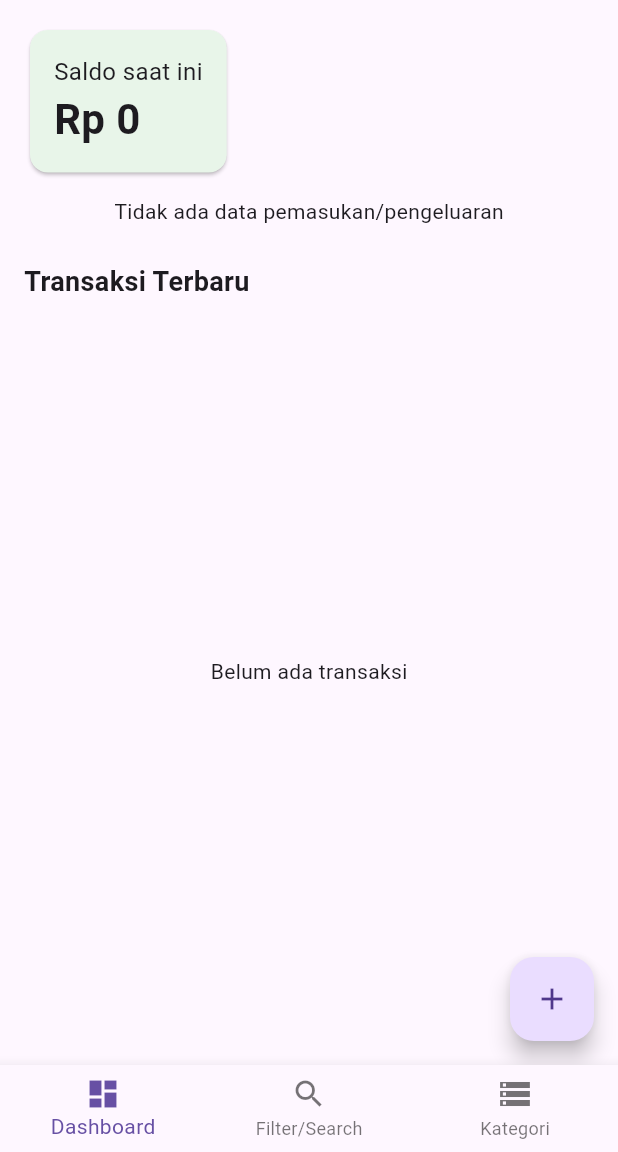
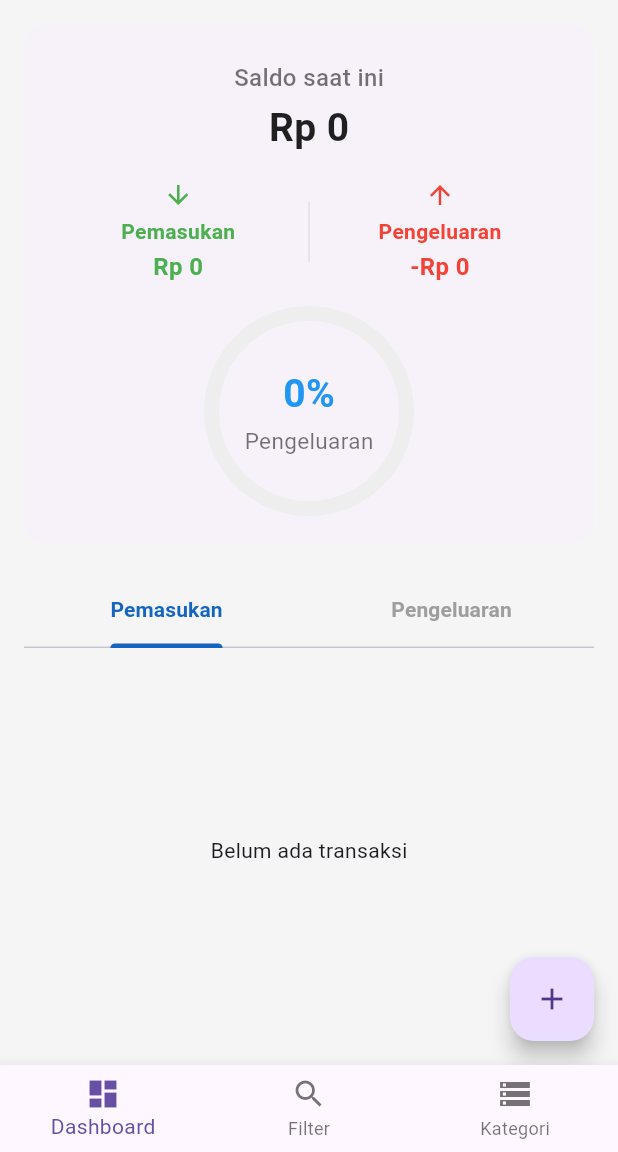
Before and after one commit to fadhilarahmadani/moneymate_project, a Flutter app: the screen it shows after launch, on a phone screen of 412 x 824 dp, the part 84-1236 px from its top. Run offline on Flutter 3.47's test engine with Material 3 defaults, Android fonts, the phone set to English and light mode, and no system bars; our stand-ins replace fl_chart, sqflite; accounts and stored records are empty.

Commit message:
update again again

```diff
--- a/lib/constants/expense_categories.dart
+++ /dev/null
@@ -1,8 +0,0 @@
-List<String> expenseCategories = [
-  'Makanan & Minuman',
-  'Transportasi',
-  'Hiburan',
-  'Pendidikan',
-  'Belanja',
-  'Lainnya',
-];
--- a/lib/screens/dashboard_screen.dart
+++ b/lib/screens/dashboard_screen.dart
@@ -1,6 +1,5 @@
 import 'package:flutter/material.dart';
 import 'package:intl/intl.dart';
-import 'package:fl_chart/fl_chart.dart';
 import '../models/transaction.dart';
 import '../db/database_helper.dart';
 import 'add_transaction_screen.dart';
@@ -18,13 +17,22 @@
   State<DashboardScreen> createState() => _DashboardScreenState();
 }
 
-class _DashboardScreenState extends State<DashboardScreen> {
+class _DashboardScreenState extends State<DashboardScreen>
+    with SingleTickerProviderStateMixin {
   List<TransactionModel> transactions = [];
+  late TabController _tabController;
 
   @override
   void initState() {
     super.initState();
     _loadTransactions();
+    _tabController = TabController(length: 2, vsync: this);
+  }
+
+  @override
+  void dispose() {
+    _tabController.dispose();
+    super.dispose();
   }
 
   Future<void> _loadTransactions() async {
@@ -35,12 +43,20 @@
     });
   }
 
-  double get balance {
-    double sum = 0;
-    for (var t in transactions) {
-      sum += t.isPemasukan ? t.nominal : -t.nominal;
-    }
-    return sum;
+  double get pemasukan => transactions
+      .where((t) => t.isPemasukan)
+      .fold(0.0, (sum, t) => sum + t.nominal);
+
+  double get pengeluaran => transactions
+      .where((t) => !t.isPemasukan)
+      .fold(0.0, (sum, t) => sum + t.nominal);
+
+  double get balance => pemasukan - pengeluaran;
+
+  double get pengeluaranPercent {
+    final total = pemasukan + pengeluaran;
+    if (total == 0) return 0.0;
+    return pengeluaran / total;
   }
 
   Future<void> _addNewTransaction(TransactionModel newTransaction) async {
@@ -85,129 +101,178 @@
     }
   }
 
-  Widget buildIncomeExpensePieChart(List<TransactionModel> transactions) {
-    double pemasukan = 0;
-    double pengeluaran = 0;
-
-    for (var tr in transactions) {
-      if (tr.isPemasukan) {
-        pemasukan += tr.nominal;
-      } else {
-        pengeluaran += tr.nominal;
-      }
-    }
-
-    if (pemasukan == 0 && pengeluaran == 0) {
-      return const Padding(
-        padding: EdgeInsets.only(top: 12.0, bottom: 16),
-        child: Center(child: Text('Tidak ada data pemasukan/pengeluaran')),
-      );
-    }
-
-    final total = pemasukan + pengeluaran;
-    final sections = <PieChartSectionData>[
-      if (pemasukan > 0)
-        PieChartSectionData(
+  Widget _buildSummaryCard() {
+    return Card(
+      elevation: 0,
+      margin: EdgeInsets.zero,
+      shape: RoundedRectangleBorder(borderRadius: BorderRadius.circular(16)),
+      child: Padding(
+        padding: const EdgeInsets.symmetric(vertical: 24, horizontal: 16),
+        child: Column(
+          children: [
+            const Text(
+              'Saldo saat ini',
+              style: TextStyle(
+                fontSize: 16,
+                color: Colors.black54,
+                fontWeight: FontWeight.w500,
+              ),
+            ),
+            const SizedBox(height: 4),
+            Text(
+              currencyFormat.format(balance),
+              style: const TextStyle(
+                fontSize: 26,
+                fontWeight: FontWeight.bold,
+                color: Colors.black87,
+              ),
+            ),
+            const SizedBox(height: 16),
+            Row(
+              children: [
+                Expanded(
+                  child: Column(
+                    children: [
+                      Icon(Icons.arrow_downward, color: Colors.green, size: 20),
+                      const SizedBox(height: 4),
+                      const Text(
+                        'Pemasukan',
+                        style: TextStyle(
+                            color: Colors.green, fontWeight: FontWeight.w600),
+                      ),
+                      const SizedBox(height: 2),
+                      Text(
+                        currencyFormat.format(pemasukan),
+                        style: const TextStyle(
                             color: Colors.green,
-          value: pemasukan,
-          title: 'Pemasukan\n${(pemasukan / total * 100).toStringAsFixed(1)}%',
-          radius: 55,
-          titleStyle: const TextStyle(fontSize: 13, color: Colors.white, fontWeight: FontWeight.bold),
+                            fontSize: 16,
+                            fontWeight: FontWeight.bold),
                       ),
-      if (pengeluaran > 0)
-        PieChartSectionData(
+                    ],
+                  ),
+                ),
+                Container(height: 40, width: 1, color: Colors.grey[300]),
+                Expanded(
+                  child: Column(
+                    children: [
+                      Icon(Icons.arrow_upward, color: Colors.red, size: 20),
+                      const SizedBox(height: 4),
+                      const Text(
+                        'Pengeluaran',
+                        style: TextStyle(
+                            color: Colors.red, fontWeight: FontWeight.w600),
+                      ),
+                      const SizedBox(height: 2),
+                      Text(
+                        '-${currencyFormat.format(pengeluaran)}',
+                        style: const TextStyle(
                             color: Colors.red,
-          value: pengeluaran,
-          title: 'Pengeluaran\n${(pengeluaran / total * 100).toStringAsFixed(1)}%',
-          radius: 55,
-          titleStyle: const TextStyle(fontSize: 13, color: Colors.white, fontWeight: FontWeight.bold),
+                            fontSize: 16,
+                            fontWeight: FontWeight.bold),
                       ),
-    ];
-
-    return Padding(
-      padding: const EdgeInsets.symmetric(vertical: 16.0),
-      child: SizedBox(
-        height: 180,
-        child: PieChart(
-          PieChartData(
-            sections: sections,
-            sectionsSpace: 3,
-            centerSpaceRadius: 32,
+                    ],
                   ),
+                ),
+              ],
+            ),
+            const SizedBox(height: 20),
+            // Circular progress pengeluaran
+            SizedBox(
+              height: 130,
+              width: 130,
+              child: Stack(
+                fit: StackFit.expand,
+                children: [
+                  CircularProgressIndicator(
+                    value: pengeluaranPercent,
+                    strokeWidth: 10,
+                    backgroundColor: Colors.grey[200],
+                    valueColor:
+                        AlwaysStoppedAnimation<Color>(Colors.blue[700]!),
+                  ),
+                  Center(
+                    child: Column(
+                      mainAxisAlignment: MainAxisAlignment.center,
+                      children: [
+                        Text(
+                          "${(pengeluaranPercent * 100).round()}%",
+                          style: const TextStyle(
+                              fontSize: 26,
+                              color: Colors.blue,
+                              fontWeight: FontWeight.bold),
+                        ),
+                        const SizedBox(height: 2),
+                        const Text(
+                          "Pengeluaran",
+                          style: TextStyle(color: Colors.black54, fontSize: 15),
+                        )
+                      ],
+                    ),
+                  ),
+                ],
+              ),
+            )
+          ],
         ),
       ),
     );
   }
 
-  @override
-  Widget build(BuildContext context) {
-    return Scaffold(
-      appBar: AppBar(title: const Text('MoneyMate')),
-      body: Padding(
-        padding: const EdgeInsets.all(16.0),
-        child: Column(
-          crossAxisAlignment: CrossAxisAlignment.start,
-          children: [
-            Card(
-              color: Colors.green[50],
-              child: Padding(
-                padding: const EdgeInsets.all(16.0),
-                child: Column(
-                  crossAxisAlignment: CrossAxisAlignment.start,
-                  children: [
-                    const Text(
-                      'Saldo saat ini',
-                      style: TextStyle(fontSize: 16),
-                    ),
-                    Text(
-                      currencyFormat.format(balance),
-                      style: const TextStyle(
-                        fontSize: 28,
-                        fontWeight: FontWeight.bold,
+  Widget _buildTabBar() {
+    return TabBar(
+      controller: _tabController,
+      labelColor: Colors.blue[800],
+      unselectedLabelColor: Colors.grey,
+      indicatorColor: Colors.blue[800],
+      indicatorWeight: 3,
+      labelStyle: const TextStyle(fontWeight: FontWeight.bold),
+      tabs: const [
+        Tab(text: "Pemasukan"),
+        Tab(text: "Pengeluaran"),
+      ],
+    );
+  }
+
+  Widget _buildTransactionList(bool showPemasukan) {
+    final filtered = transactions
+        .where((t) => t.isPemasukan == showPemasukan)
+        .toList()
+      ..sort((a, b) => b.tanggal.compareTo(a.tanggal));
+
+    if (filtered.isEmpty) {
+      return const Expanded(
+        child: Center(child: Text('Belum ada transaksi')),
+      );
+    }
+
+    return Expanded(
+      child: ListView.builder(
+        itemCount: filtered.length,
+        itemBuilder: (context, index) {
+          final transaction = filtered[index];
+          return ListTile(
+            leading: CircleAvatar(
+              backgroundColor:
+                  showPemasukan ? Colors.green[50] : Colors.red[50],
+              child: Icon(
+                showPemasukan ? Icons.arrow_downward : Icons.arrow_upward,
+                color: showPemasukan ? Colors.green : Colors.red,
               ),
             ),
-                  ],
-                ),
-              ),
-            ),
-            // PIE CHART PEMASUKAN/ PENGELUARAN
-            buildIncomeExpensePieChart(transactions),
-            const SizedBox(height: 8),
-            const Text(
-              'Transaksi Terbaru',
-              style: TextStyle(fontSize: 18, fontWeight: FontWeight.bold),
-            ),
-            Expanded(
-              child: transactions.isEmpty
-                  ? const Center(child: Text('Belum ada transaksi'))
-                  : ListView.builder(
-                      itemCount: transactions.length,
-                      itemBuilder: (context, index) {
-                        final transaction = transactions[index];
-                        return ListTile(
-                          leading: Icon(
-                            transaction.isPemasukan
-                                ? Icons.arrow_downward
-                                : Icons.arrow_upward,
-                            color: transaction.isPemasukan
-                                ? Colors.green
-                                : Colors.red,
-                          ),
-                          title: Text(transaction.judul),
+            title: Text(transaction.judul,
+                style: const TextStyle(fontWeight: FontWeight.bold)),
             subtitle: Text(
-                            '${transaction.kategori} • ${transaction.tanggal.toLocal().toString().split(' ')[0]}'
-                            '${transaction.deskripsi.isNotEmpty ? "\n${transaction.deskripsi}" : ""}',
+              "${transaction.kategori} • ${DateFormat('d MMM yyyy').format(transaction.tanggal)}"
+              "${transaction.deskripsi.isNotEmpty ? "\n${transaction.deskripsi}" : ""}",
             ),
             trailing: Row(
               mainAxisSize: MainAxisSize.min,
               children: [
                 Text(
-                                (transaction.isPemasukan ? '+ ' : '- ') +
+                  (showPemasukan ? '' : '-') +
                       currencyFormat.format(transaction.nominal),
                   style: TextStyle(
-                                  color: transaction.isPemasukan
-                                      ? Colors.green
-                                      : Colors.red,
+                    color: showPemasukan ? Colors.green : Colors.red,
                     fontWeight: FontWeight.bold,
                   ),
                 ),
@@ -220,8 +285,45 @@
           );
         },
       ),
+    );
+  }
+
+  Widget _buildTabContent() {
+    return Expanded(
+      child: Column(
+        crossAxisAlignment: CrossAxisAlignment.start,
+        children: [
+          _buildTabBar(),
+          const SizedBox(height: 8),
+          Expanded(
+            child: TabBarView(
+              controller: _tabController,
+              children: [
+                _buildTransactionList(true),
+                _buildTransactionList(false),
+              ],
+            ),
           ),
         ],
+      ),
+    );
+  }
+
+  @override
+  Widget build(BuildContext context) {
+    return Scaffold(
+      appBar: AppBar(title: const Text('MoneyMate')),
+      backgroundColor: Colors.grey[100],
+      body: SafeArea(
+        child: Padding(
+          padding: const EdgeInsets.all(16.0),
+          child: Column(
+            children: [
+              _buildSummaryCard(),
+              const SizedBox(height: 20),
+              _buildTabContent(),
+            ],
+          ),
         ),
       ),
       floatingActionButton: FloatingActionButton(
--- a/lib/screens/home_screen.dart
+++ b/lib/screens/home_screen.dart
@@ -31,7 +31,7 @@
           BottomNavigationBarItem(
             icon: Icon(Icons.dashboard), label: 'Dashboard'),
           BottomNavigationBarItem(
-            icon: Icon(Icons.search), label: 'Filter/Search'),
+            icon: Icon(Icons.search), label: 'Filter'),
           BottomNavigationBarItem(
             icon: Icon(Icons.storage), label: 'Kategori'),
         ],
--- a/lib/screens/search_transaction_screen.dart
+++ b/lib/screens/search_transaction_screen.dart
@@ -188,6 +188,10 @@
             const SizedBox(height: 16),
             buildPieChart(_filteredTransactions, _allCategories),
             const SizedBox(height: 16),
+            const Text(
+              'Transaksi Terbaru',
+              style: TextStyle(fontSize: 18, fontWeight: FontWeight.bold),
+            ),
             Expanded(
               child: _filteredTransactions.isEmpty
                   ? const Center(child: Text('Tidak ada transaksi ditemukan'))
--- a/lib/widget/dynamic_pie_chart.dart
+++ /dev/null
@@ -1,51 +0,0 @@
-import 'package:flutter/material.dart';
-import 'package:fl_chart/fl_chart.dart';
-
-class DynamicPieChart extends StatelessWidget {
-  final Map<String, double> dataMap;
-  final List<Color>? colorList;
-
-  const DynamicPieChart({
-    Key? key,
-    required this.dataMap,
-    this.colorList,
-  }) : super(key: key);
-
-  @override
-  Widget build(BuildContext context) {
-    final colors = colorList ??
-        [
-          Colors.blue,
-          Colors.red,
-          Colors.green,
-          Colors.orange,
-          Colors.purple,
-          Colors.teal,
-          Colors.yellow,
-        ];
-
-    final sections = <PieChartSectionData>[];
-    int index = 0;
-    dataMap.forEach((label, value) {
-      sections.add(
-        PieChartSectionData(
-          color: colors[index % colors.length],
-          value: value,
-          title: "${label}\n${value.toStringAsFixed(1)}",
-          radius: 70,
-          titleStyle: const TextStyle(fontSize: 14, fontWeight: FontWeight.bold, color: Colors.white),
-        ),
-      );
-      index++;
-    });
-
-    return PieChart(
-      PieChartData(
-        sections: sections,
-        centerSpaceRadius: 32,
-        sectionsSpace: 2,
-        borderData: FlBorderData(show: false),
-      ),
-    );
-  }
-}
```
Lines whose indentation alone changed are shown as unchanged.
